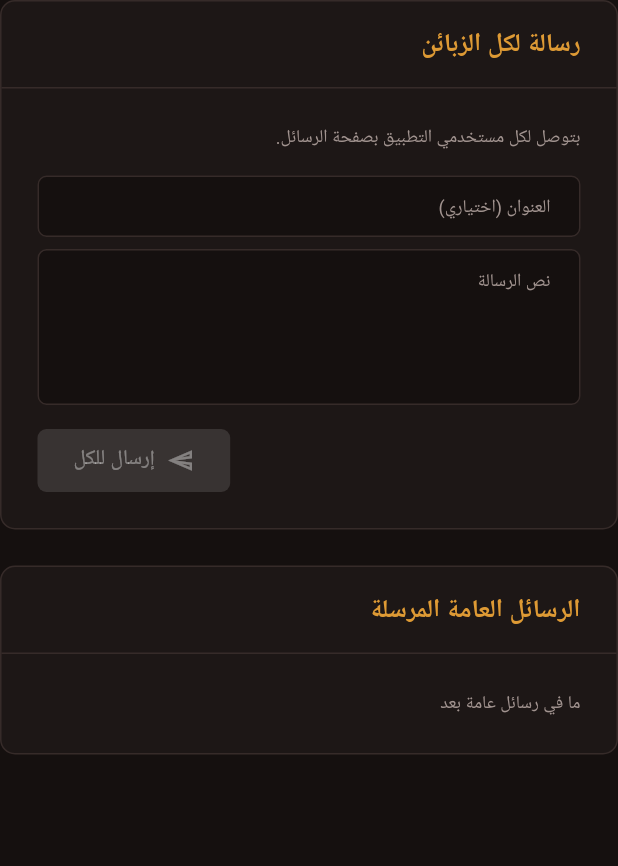
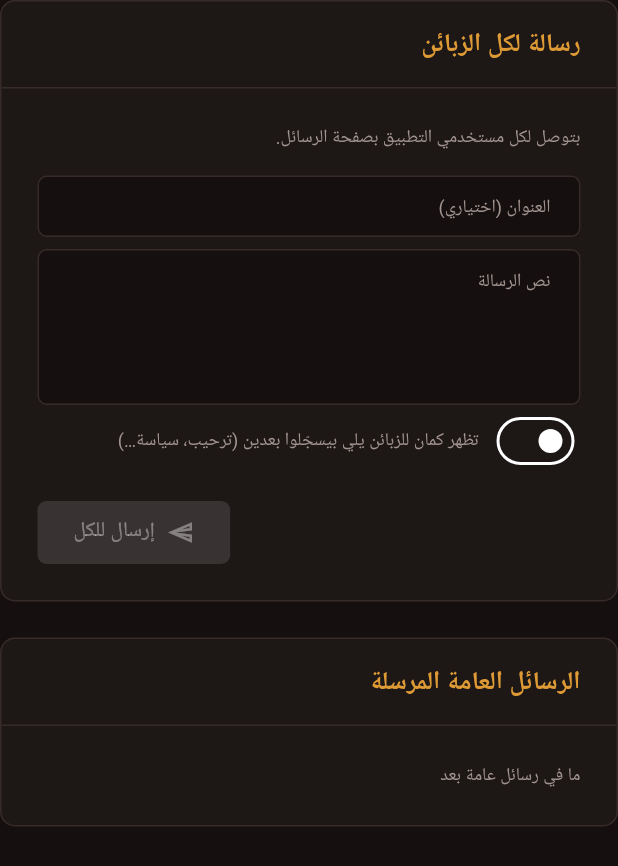
Before and after one commit to NibrasShalabi/MHN_ADMIN, a Flutter app: the BroadcastsSection widget shown alone on an empty page, opened directly, on a phone screen of 412 x 824 dp. Shown: the top 866 px of the screen. Run offline on Flutter 3.47's test engine with Material 3 defaults, Android fonts, the phone set to English and light mode, and no system bars; our stand-ins replace cloud_firestore, equatable, firebase_auth, firebase_core, fl_chart, flutter_bloc and 1 more; missing offline and left inert: file_selector; accounts and stored records are empty; generated files the repository leaves out were written again; Roboto replaces fonts that are missing (Tajawal).

Commit message:
Broadcasts: show-to-new-customers switch
Co-Authored-By: Claude Opus 5.5 <noreply@anthropic.com>
Claude-Session: https://claude.ai/code/session_018L94sWZvi61DLdVmYaoeBK

```diff
--- a/lib/core/constants/admin_strings.dart
+++ b/lib/core/constants/admin_strings.dart
@@ -20,6 +20,7 @@ class AdminStrings {
   static const String loading = 'جاري التحميل...';
   static const String noData = 'لا توجد بيانات';
   static const String somethingWentWrong = 'حدث خطأ، حاول لاحقاً';
+  static const String broadcastForNew = 'تظهر كمان للزبائن يلي بيسجّلوا بعدين (ترحيب، سياسة…)';
   static const String errorNetwork = 'ما في اتصال بالإنترنت، تأكد من الشبكة وحاول مرة تانية';
   static const String errorPermission = 'ما عندك صلاحية لهالعملية — سجّل دخول بحساب الأدمن';
   static const String errorNotFound = 'العنصر غير موجود، يمكن انحذف';
--- a/lib/features/messages/domain/entities/broadcast.dart
+++ b/lib/features/messages/domain/entities/broadcast.dart
@@ -6,8 +6,11 @@ class Broadcast extends Equatable {
   final String body;
   final DateTime sentAt;
 
-  const Broadcast({required this.id, required this.title, required this.body, required this.sentAt});
+  /// Also shown to customers who sign up after it was sent.
+  final bool forNewCustomers;
+
+  const Broadcast({required this.id, required this.title, required this.body, required this.sentAt, this.forNewCustomers = false});
 
   @override
-  List<Object?> get props => [id, title, body, sentAt];
+  List<Object?> get props => [id, title, body, sentAt, forNewCustomers];
 }
--- a/lib/features/messages/presentation/widgets/broadcasts_section.dart
+++ b/lib/features/messages/presentation/widgets/broadcasts_section.dart
@@ -31,6 +31,7 @@ class _BroadcastsSectionState extends State<BroadcastsSection> {
   final _body = TextEditingController();
   late Future<List<Broadcast>> _sent = _repo.recent();
   bool _sending = false;
+  bool _forNew = false;
 
   @override
   void dispose() {
@@ -48,9 +49,10 @@ class _BroadcastsSectionState extends State<BroadcastsSection> {
       content: MessagePreview(title: title, body: body),
     );
     if (!ok) return;
-    await _run(() => _repo.send(title: title, body: body), AdminStrings.broadcastSent, onDone: () {
+    await _run(() => _repo.send(title: title, body: body, forNewCustomers: _forNew), AdminStrings.broadcastSent, onDone: () {
       _title.clear();
       _body.clear();
+      _forNew = false;
     });
   }
 
@@ -92,6 +94,7 @@ class _BroadcastsSectionState extends State<BroadcastsSection> {
               AdminTextInput(controller: _title, hint: AdminStrings.broadcastTitleHint, onChanged: (_) => setState(() {})),
               const SizedBox(height: AdminConstants.spacingSm),
               AdminTextInput(controller: _body, hint: AdminStrings.broadcastBodyHint, maxLines: 4, onChanged: (_) => setState(() {})),
+              _ForNewSwitch(value: _forNew, onChanged: (v) => setState(() => _forNew = v)),
               const SizedBox(height: AdminConstants.spacingMd),
               Align(
                 alignment: AlignmentDirectional.centerEnd,
@@ -128,6 +131,12 @@ class _BroadcastsSectionState extends State<BroadcastsSection> {
                         onPressed: _sending ? null : () => _delete(b),
                       ),
                     ),
+                    _ForNewSwitch(
+                      value: b.forNewCustomers,
+                      onChanged: _sending
+                          ? null
+                          : (v) => _run(() => _repo.setForNewCustomers(b.id, v), AdminStrings.saved),
+                    ),
                     const SizedBox(height: AdminConstants.spacingMd),
                   ],
                 ],
@@ -139,3 +148,23 @@ class _BroadcastsSectionState extends State<BroadcastsSection> {
     );
   }
 }
+
+/// "Show to customers who join later" — for lasting notices like a welcome
+/// or the return policy.
+class _ForNewSwitch extends StatelessWidget {
+  final bool value;
+  final ValueChanged<bool>? onChanged;
+
+  const _ForNewSwitch({required this.value, required this.onChanged});
+
+  @override
+  Widget build(BuildContext context) {
+    return Row(
+      children: [
+        Switch(value: value, activeThumbColor: AdminColors.gold, onChanged: onChanged),
+        const SizedBox(width: AdminConstants.spacingSm),
+        Expanded(child: Text(AdminStrings.broadcastForNew, style: AdminTextStyles.caption)),
+      ],
+    );
+  }
+}
```
Also changed, not shown: lib/features/messages/data/repository/broadcasts_repository.dart (+8 -3 lines).
